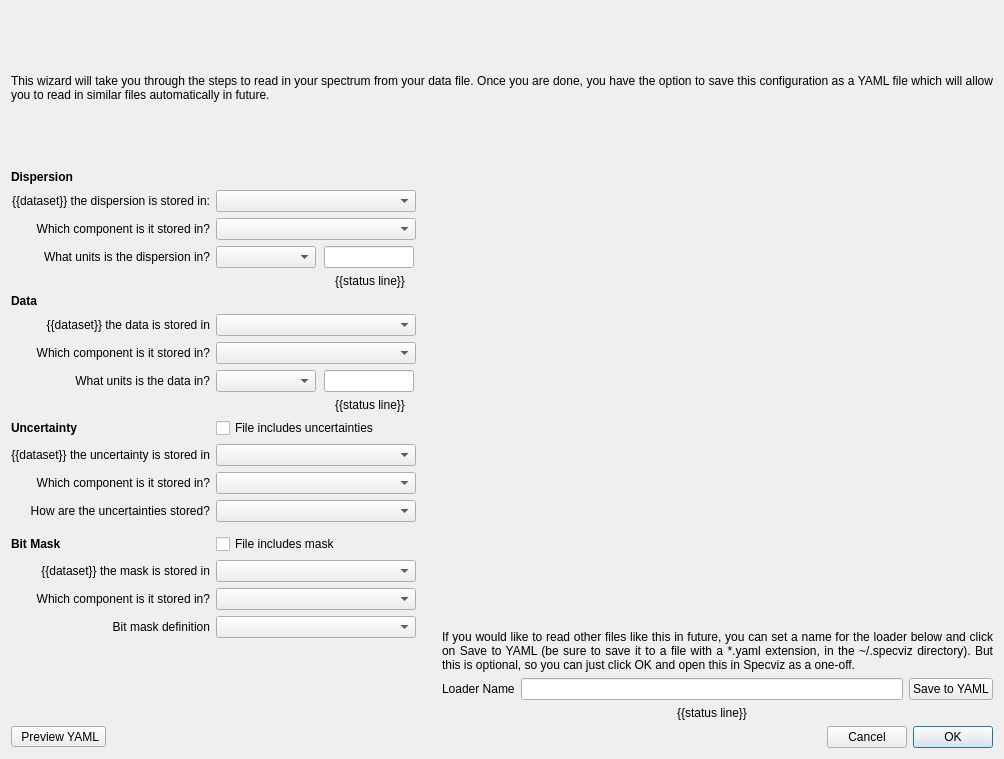
This is specviz/plugins/loader_wizard/loader_wizard.ui in spacetelescope/specviz as Qt 5 draws it before an edit. The edited form follows.
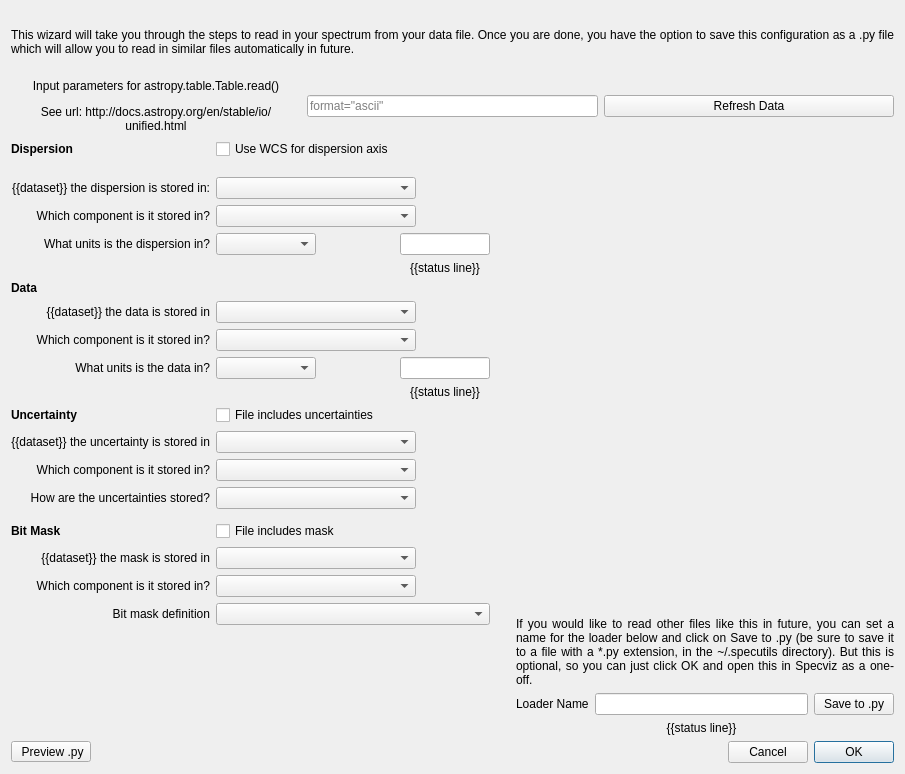
This is the edited form.

Commit message: Loader refactor, no longer using yaml file, using table.read for all files.

```diff
--- a/specviz/plugins/loader_wizard/loader_wizard.ui
+++ b/specviz/plugins/loader_wizard/loader_wizard.ui
@@ -6,8 +6,8 @@
    <rect>
     <x>0</x>
     <y>0</y>
-    <width>1004</width>
-    <height>759</height>
+    <width>905</width>
+    <height>774</height>
    </rect>
   </property>
   <property name="windowTitle">
@@ -23,7 +23,7 @@
       </sizepolicy>
      </property>
      <property name="text">
-      <string>This wizard will take you through the steps to read in your spectrum from your data file. Once you are done, you have the option to save this configuration as a YAML file which will allow you to read in similar files automatically in future.</string>
+      <string>&lt;html&gt;&lt;head/&gt;&lt;body&gt;&lt;p&gt;This wizard will take you through the steps to read in your spectrum from your data file. Once you are done, you have the option to save this configuration as a .py file which will allow you to read in similar files automatically in future.&lt;/p&gt;&lt;/body&gt;&lt;/html&gt;</string>
      </property>
      <property name="alignment">
       <set>Qt::AlignJustify|Qt::AlignVCenter</set>
@@ -33,12 +33,168 @@
      </property>
     </widget>
    </item>
+   <item>
+    <layout class="QVBoxLayout" name="verticalLayout_3">
+     <item>
+      <layout class="QHBoxLayout" name="horizontalLayout_6">
+       <item>
+        <widget class="QLabel" name="label_7">
+         <property name="text">
+          <string>&lt;html&gt;&lt;head/&gt;&lt;body&gt;&lt;p&gt;Input parameters for astropy.table.Table.read()&lt;/p&gt;&lt;p&gt;See url: http://docs.astropy.org/en/stable/io/unified.html&lt;/p&gt;&lt;/body&gt;&lt;/html&gt;</string>
+         </property>
+         <property name="alignment">
+          <set>Qt::AlignCenter</set>
+         </property>
+         <property name="wordWrap">
+          <bool>true</bool>
+         </property>
+        </widget>
+       </item>
+       <item>
+        <widget class="QLineEdit" name="line_table_read">
+         <property name="sizePolicy">
+          <sizepolicy hsizetype="Preferred" vsizetype="Fixed">
+           <horstretch>0</horstretch>
+           <verstretch>0</verstretch>
+          </sizepolicy>
+         </property>
+         <property name="maximumSize">
+          <size>
+           <width>16777215</width>
+           <height>16777215</height>
+          </size>
+         </property>
+         <property name="toolTip">
+          <string>&lt;html&gt;&lt;head/&gt;&lt;body&gt;&lt;p&gt;Please provide all desired input parameters following the filename for Table.read().  This can include any keyword or parameters accepted by Table.read(), for example: format=‘ascii’, delimiter=‘-’.&lt;/p&gt;&lt;/body&gt;&lt;/html&gt;</string>
+         </property>
+         <property name="placeholderText">
+          <string>format=&quot;ascii&quot;</string>
+         </property>
+        </widget>
+       </item>
+       <item>
+        <widget class="QPushButton" name="button_refresh_data">
+         <property name="text">
+          <string>Refresh Data</string>
+         </property>
+        </widget>
+       </item>
+      </layout>
+     </item>
+    </layout>
+   </item>
    <item>
     <layout class="QHBoxLayout" name="horizontalLayout_4">
      <item>
       <layout class="QGridLayout" name="gridLayout">
-       <item row="0" column="0">
-        <widget class="QLabel" name="label_2">
+       <item row="9" column="1" colspan="2">
+        <widget class="QComboBox" name="combo_data_component">
+         <property name="sizePolicy">
+          <sizepolicy hsizetype="Fixed" vsizetype="Fixed">
+           <horstretch>0</horstretch>
+           <verstretch>0</verstretch>
+          </sizepolicy>
+         </property>
+         <property name="minimumSize">
+          <size>
+           <width>200</width>
+           <height>0</height>
+          </size>
+         </property>
+         <property name="sizeAdjustPolicy">
+          <enum>QComboBox::AdjustToMinimumContentsLength</enum>
+         </property>
+        </widget>
+       </item>
+       <item row="19" column="1" colspan="2">
+        <widget class="QComboBox" name="combo_mask_component">
+         <property name="sizePolicy">
+          <sizepolicy hsizetype="Fixed" vsizetype="Fixed">
+           <horstretch>0</horstretch>
+           <verstretch>0</verstretch>
+          </sizepolicy>
+         </property>
+         <property name="minimumSize">
+          <size>
+           <width>200</width>
+           <height>0</height>
+          </size>
+         </property>
+         <property name="sizeAdjustPolicy">
+          <enum>QComboBox::AdjustToMinimumContentsLength</enum>
+         </property>
+        </widget>
+       </item>
+       <item row="19" column="4" rowspan="3" colspan="3">
+        <widget class="QLabel" name="label_6">
+         <property name="text">
+          <string>&lt;html&gt;&lt;head/&gt;&lt;body&gt;&lt;p&gt;If you would like to read other files like this in future, you can set a name for the loader below and click on Save to .py (be sure to save it to a file with a *.py extension, in the ~/.specutils directory). But this is optional, so you can just click OK and open this in Specviz as a one-off.&lt;/p&gt;&lt;/body&gt;&lt;/html&gt;</string>
+         </property>
+         <property name="alignment">
+          <set>Qt::AlignBottom|Qt::AlignJustify</set>
+         </property>
+         <property name="wordWrap">
+          <bool>true</bool>
+         </property>
+        </widget>
+       </item>
+       <item row="18" column="0">
+        <widget class="QLabel" name="label_mask_dataset">
+         <property name="text">
+          <string>{{dataset}} the mask is stored in</string>
+         </property>
+         <property name="alignment">
+          <set>Qt::AlignRight|Qt::AlignTrailing|Qt::AlignVCenter</set>
+         </property>
+        </widget>
+       </item>
+       <item row="20" column="1" colspan="2">
+        <widget class="QComboBox" name="combo_bit_mask_definition"/>
+       </item>
+       <item row="15" column="1" colspan="2">
+        <widget class="QComboBox" name="combo_uncertainty_type">
+         <property name="sizePolicy">
+          <sizepolicy hsizetype="Fixed" vsizetype="Fixed">
+           <horstretch>0</horstretch>
+           <verstretch>0</verstretch>
+          </sizepolicy>
+         </property>
+         <property name="minimumSize">
+          <size>
+           <width>200</width>
+           <height>0</height>
+          </size>
+         </property>
+         <property name="sizeAdjustPolicy">
+          <enum>QComboBox::AdjustToMinimumContentsLength</enum>
+         </property>
+        </widget>
+       </item>
+       <item row="11" column="2">
+        <widget class="QLabel" name="label_data_status">
+         <property name="text">
+          <string>{{status line}}</string>
+         </property>
+         <property name="alignment">
+          <set>Qt::AlignCenter</set>
+         </property>
+        </widget>
+       </item>
+       <item row="22" column="6">
+        <widget class="QPushButton" name="button_save_yaml">
+         <property name="sizePolicy">
+          <sizepolicy hsizetype="Minimum" vsizetype="Fixed">
+           <horstretch>0</horstretch>
+           <verstretch>0</verstretch>
+          </sizepolicy>
+         </property>
+         <property name="text">
+          <string>Save to .py</string>
+         </property>
+        </widget>
+       </item>
+       <item row="12" column="0">
+        <widget class="QLabel" name="label_4">
          <property name="font">
           <font>
            <weight>75</weight>
@@ -46,26 +202,75 @@
           </font>
          </property>
          <property name="text">
-          <string>Dispersion</string>
+          <string>Uncertainty</string>
          </property>
         </widget>
        </item>
-       <item row="0" column="4" rowspan="17" colspan="3">
-        <layout class="QVBoxLayout" name="layout_preview"/>
+       <item row="8" column="0">
+        <widget class="QLabel" name="label_data_dataset">
+         <property name="text">
+          <string>{{dataset}} the data is stored in</string>
+         </property>
+         <property name="alignment">
+          <set>Qt::AlignRight|Qt::AlignTrailing|Qt::AlignVCenter</set>
+         </property>
+        </widget>
        </item>
-       <item row="1" column="0">
-        <widget class="QLabel" name="label_dispersion_dataset">
+       <item row="19" column="0">
+        <widget class="QLabel" name="label_uncertainty_component">
          <property name="text">
-          <string>{{dataset}} the dispersion is stored in:</string>
+          <string>Which component is it stored in?</string>
          </property>
          <property name="alignment">
           <set>Qt::AlignRight|Qt::AlignTrailing|Qt::AlignVCenter</set>
          </property>
         </widget>
        </item>
-       <item row="1" column="1" colspan="2">
-        <widget class="QComboBox" name="combo_dispersion_dataset">
+       <item row="23" column="5">
+        <widget class="QLabel" name="label_loader_name_status">
          <property name="sizePolicy">
+          <sizepolicy hsizetype="Preferred" vsizetype="Fixed">
+           <horstretch>0</horstretch>
+           <verstretch>0</verstretch>
+          </sizepolicy>
+         </property>
+         <property name="styleSheet">
+          <string notr="true"/>
+         </property>
+         <property name="text">
+          <string>{{status line}}</string>
+         </property>
+         <property name="alignment">
+          <set>Qt::AlignCenter</set>
+         </property>
+        </widget>
+       </item>
+       <item row="6" column="2">
+        <widget class="QLabel" name="label_dispersion_status">
+         <property name="text">
+          <string>{{status line}}</string>
+         </property>
+         <property name="alignment">
+          <set>Qt::AlignCenter</set>
+         </property>
+        </widget>
+       </item>
+       <item row="22" column="4">
+        <widget class="QLabel" name="label_5">
+         <property name="sizePolicy">
+          <sizepolicy hsizetype="Preferred" vsizetype="Expanding">
+           <horstretch>0</horstretch>
+           <verstretch>0</verstretch>
+          </sizepolicy>
+         </property>
+         <property name="text">
+          <string>Loader Name</string>
+         </property>
+        </widget>
+       </item>
+       <item row="10" column="1">
+        <widget class="QComboBox" name="combo_data_units">
+         <property name="sizePolicy">
           <sizepolicy hsizetype="Fixed" vsizetype="Fixed">
            <horstretch>0</horstretch>
            <verstretch>0</verstretch>
@@ -73,7 +278,7 @@
          </property>
          <property name="minimumSize">
           <size>
-           <width>200</width>
+           <width>100</width>
            <height>0</height>
           </size>
          </property>
@@ -82,7 +287,20 @@
          </property>
         </widget>
        </item>
-       <item row="2" column="0">
+       <item row="7" column="0">
+        <widget class="QLabel" name="label_3">
+         <property name="font">
+          <font>
+           <weight>75</weight>
+           <bold>true</bold>
+          </font>
+         </property>
+         <property name="text">
+          <string>Data</string>
+         </property>
+        </widget>
+       </item>
+       <item row="4" column="0">
         <widget class="QLabel" name="label_dispersion_component">
          <property name="text">
           <string>Which component is it stored in?</string>
@@ -92,8 +310,38 @@
          </property>
         </widget>
        </item>
-       <item row="2" column="1" colspan="2">
-        <widget class="QComboBox" name="combo_dispersion_component">
+       <item row="9" column="0">
+        <widget class="QLabel" name="label_data_component">
+         <property name="text">
+          <string>Which component is it stored in?</string>
+         </property>
+         <property name="alignment">
+          <set>Qt::AlignRight|Qt::AlignTrailing|Qt::AlignVCenter</set>
+         </property>
+        </widget>
+       </item>
+       <item row="10" column="0">
+        <widget class="QLabel" name="label_data_units">
+         <property name="text">
+          <string>What units is the data in?</string>
+         </property>
+         <property name="alignment">
+          <set>Qt::AlignRight|Qt::AlignTrailing|Qt::AlignVCenter</set>
+         </property>
+        </widget>
+       </item>
+       <item row="13" column="0">
+        <widget class="QLabel" name="label_uncertainty_dataset">
+         <property name="text">
+          <string>{{dataset}} the uncertainty is stored in</string>
+         </property>
+         <property name="alignment">
+          <set>Qt::AlignRight|Qt::AlignTrailing|Qt::AlignVCenter</set>
+         </property>
+        </widget>
+       </item>
+       <item row="18" column="1" colspan="2">
+        <widget class="QComboBox" name="combo_mask_dataset">
          <property name="sizePolicy">
           <sizepolicy hsizetype="Fixed" vsizetype="Fixed">
            <horstretch>0</horstretch>
@@ -111,7 +359,61 @@
          </property>
         </widget>
        </item>
-       <item row="3" column="0">
+       <item row="5" column="2">
+        <widget class="QLineEdit" name="value_dispersion_units">
+         <property name="sizePolicy">
+          <sizepolicy hsizetype="Fixed" vsizetype="Fixed">
+           <horstretch>0</horstretch>
+           <verstretch>0</verstretch>
+          </sizepolicy>
+         </property>
+         <property name="minimumSize">
+          <size>
+           <width>90</width>
+           <height>0</height>
+          </size>
+         </property>
+         <property name="maximumSize">
+          <size>
+           <width>90</width>
+           <height>16777215</height>
+          </size>
+         </property>
+         <property name="placeholderText">
+          <string/>
+         </property>
+        </widget>
+       </item>
+       <item row="14" column="1" colspan="2">
+        <widget class="QComboBox" name="combo_uncertainty_component">
+         <property name="sizePolicy">
+          <sizepolicy hsizetype="Fixed" vsizetype="Fixed">
+           <horstretch>0</horstretch>
+           <verstretch>0</verstretch>
+          </sizepolicy>
+         </property>
+         <property name="minimumSize">
+          <size>
+           <width>200</width>
+           <height>0</height>
+          </size>
+         </property>
+         <property name="sizeAdjustPolicy">
+          <enum>QComboBox::AdjustToMinimumContentsLength</enum>
+         </property>
+        </widget>
+       </item>
+       <item row="22" column="5">
+        <widget class="QLineEdit" name="loader_name">
+         <property name="sizePolicy">
+          <sizepolicy hsizetype="Expanding" vsizetype="Expanding">
+           <horstretch>0</horstretch>
+           <verstretch>0</verstretch>
+          </sizepolicy>
+         </property>
+        </widget>
+       </item>
+       <item row="5" column="0">
         <widget class="QLabel" name="label_dispersion_units">
          <property name="text">
           <string>What units is the dispersion in?</string>
@@ -121,51 +423,14 @@
          </property>
         </widget>
        </item>
-       <item row="3" column="1">
-        <widget class="QComboBox" name="combo_dispersion_units">
-         <property name="sizePolicy">
-          <sizepolicy hsizetype="Fixed" vsizetype="Fixed">
-           <horstretch>0</horstretch>
-           <verstretch>0</verstretch>
-          </sizepolicy>
+       <item row="17" column="1" colspan="2">
+        <widget class="QCheckBox" name="bool_mask">
+         <property name="text">
+          <string>File includes mask</string>
          </property>
-         <property name="minimumSize">
-          <size>
-           <width>100</width>
-           <height>0</height>
-          </size>
-         </property>
-         <property name="sizeAdjustPolicy">
-          <enum>QComboBox::AdjustToMinimumContentsLength</enum>
-         </property>
         </widget>
        </item>
-       <item row="3" column="2">
-        <widget class="QLineEdit" name="value_dispersion_units">
-         <property name="sizePolicy">
-          <sizepolicy hsizetype="Fixed" vsizetype="Fixed">
-           <horstretch>0</horstretch>
-           <verstretch>0</verstretch>
-          </sizepolicy>
-         </property>
-         <property name="minimumSize">
-          <size>
-           <width>90</width>
-           <height>0</height>
-          </size>
-         </property>
-         <property name="maximumSize">
-          <size>
-           <width>90</width>
-           <height>16777215</height>
-          </size>
-         </property>
-         <property name="placeholderText">
-          <string/>
-         </property>
-        </widget>
-       </item>
-       <item row="3" column="3">
+       <item row="5" column="3">
         <spacer name="horizontalSpacer_2">
          <property name="orientation">
           <enum>Qt::Horizontal</enum>
@@ -181,183 +446,25 @@
          </property>
         </spacer>
        </item>
-       <item row="4" column="2">
-        <widget class="QLabel" name="label_dispersion_status">
+       <item row="3" column="0">
+        <widget class="QLabel" name="label_dispersion_dataset">
          <property name="text">
-          <string>{{status line}}</string>
+          <string>{{dataset}} the dispersion is stored in:</string>
          </property>
          <property name="alignment">
-          <set>Qt::AlignCenter</set>
-         </property>
-        </widget>
-       </item>
-       <item row="5" column="0">
-        <widget class="QLabel" name="label_3">
-         <property name="font">
-          <font>
-           <weight>75</weight>
-           <bold>true</bold>
-          </font>
-         </property>
-         <property name="text">
-          <string>Data</string>
-         </property>
-        </widget>
-       </item>
-       <item row="6" column="0">
-        <widget class="QLabel" name="label_data_dataset">
-         <property name="text">
-          <string>{{dataset}} the data is stored in</string>
-         </property>
-         <property name="alignment">
           <set>Qt::AlignRight|Qt::AlignTrailing|Qt::AlignVCenter</set>
          </property>
         </widget>
        </item>
-       <item row="6" column="1" colspan="2">
-        <widget class="QComboBox" name="combo_data_dataset">
-         <property name="sizePolicy">
-          <sizepolicy hsizetype="Fixed" vsizetype="Fixed">
-           <horstretch>0</horstretch>
-           <verstretch>0</verstretch>
-          </sizepolicy>
-         </property>
-         <property name="minimumSize">
-          <size>
-           <width>200</width>
-           <height>0</height>
-          </size>
-         </property>
-         <property name="sizeAdjustPolicy">
-          <enum>QComboBox::AdjustToMinimumContentsLength</enum>
-         </property>
-        </widget>
-       </item>
-       <item row="7" column="0">
-        <widget class="QLabel" name="label_data_component">
-         <property name="text">
-          <string>Which component is it stored in?</string>
-         </property>
-         <property name="alignment">
-          <set>Qt::AlignRight|Qt::AlignTrailing|Qt::AlignVCenter</set>
-         </property>
-        </widget>
-       </item>
-       <item row="7" column="1" colspan="2">
-        <widget class="QComboBox" name="combo_data_component">
-         <property name="sizePolicy">
-          <sizepolicy hsizetype="Fixed" vsizetype="Fixed">
-           <horstretch>0</horstretch>
-           <verstretch>0</verstretch>
-          </sizepolicy>
-         </property>
-         <property name="minimumSize">
-          <size>
-           <width>200</width>
-           <height>0</height>
-          </size>
-         </property>
-         <property name="sizeAdjustPolicy">
-          <enum>QComboBox::AdjustToMinimumContentsLength</enum>
-         </property>
-        </widget>
-       </item>
-       <item row="8" column="0">
-        <widget class="QLabel" name="label_data_units">
-         <property name="text">
-          <string>What units is the data in?</string>
-         </property>
-         <property name="alignment">
-          <set>Qt::AlignRight|Qt::AlignTrailing|Qt::AlignVCenter</set>
-         </property>
-        </widget>
-       </item>
-       <item row="8" column="1">
-        <widget class="QComboBox" name="combo_data_units">
-         <property name="sizePolicy">
-          <sizepolicy hsizetype="Fixed" vsizetype="Fixed">
-           <horstretch>0</horstretch>
-           <verstretch>0</verstretch>
-          </sizepolicy>
-         </property>
-         <property name="minimumSize">
-          <size>
-           <width>100</width>
-           <height>0</height>
-          </size>
-         </property>
-         <property name="sizeAdjustPolicy">
-          <enum>QComboBox::AdjustToMinimumContentsLength</enum>
-         </property>
-        </widget>
-       </item>
-       <item row="8" column="2">
-        <widget class="QLineEdit" name="value_data_units">
-         <property name="sizePolicy">
-          <sizepolicy hsizetype="Fixed" vsizetype="Fixed">
-           <horstretch>0</horstretch>
-           <verstretch>0</verstretch>
-          </sizepolicy>
-         </property>
-         <property name="minimumSize">
-          <size>
-           <width>90</width>
-           <height>0</height>
-          </size>
-         </property>
-         <property name="maximumSize">
-          <size>
-           <width>90</width>
-           <height>16777215</height>
-          </size>
-         </property>
-         <property name="placeholderText">
-          <string/>
-         </property>
-        </widget>
-       </item>
-       <item row="9" column="2">
-        <widget class="QLabel" name="label_data_status">
-         <property name="text">
-          <string>{{status line}}</string>
-         </property>
-         <property name="alignment">
-          <set>Qt::AlignCenter</set>
-         </property>
-        </widget>
-       </item>
-       <item row="10" column="0">
-        <widget class="QLabel" name="label_4">
-         <property name="font">
-          <font>
-           <weight>75</weight>
-           <bold>true</bold>
-          </font>
-         </property>
-         <property name="text">
-          <string>Uncertainty</string>
-         </property>
-        </widget>
-       </item>
-       <item row="10" column="1" colspan="2">
+       <item row="12" column="1" colspan="2">
         <widget class="QCheckBox" name="bool_uncertainties">
          <property name="text">
           <string>File includes uncertainties</string>
          </property>
         </widget>
        </item>
-       <item row="11" column="0">
-        <widget class="QLabel" name="label_uncertainty_dataset">
-         <property name="text">
-          <string>{{dataset}} the uncertainty is stored in</string>
-         </property>
-         <property name="alignment">
-          <set>Qt::AlignRight|Qt::AlignTrailing|Qt::AlignVCenter</set>
-         </property>
-        </widget>
-       </item>
-       <item row="11" column="1" colspan="2">
-        <widget class="QComboBox" name="combo_uncertainty_dataset">
+       <item row="8" column="1" colspan="2">
+        <widget class="QComboBox" name="combo_data_dataset">
          <property name="sizePolicy">
           <sizepolicy hsizetype="Fixed" vsizetype="Fixed">
            <horstretch>0</horstretch>
@@ -375,36 +482,7 @@
          </property>
         </widget>
        </item>
-       <item row="12" column="0">
-        <widget class="QLabel" name="label_uncertainty_component">
-         <property name="text">
-          <string>Which component is it stored in?</string>
-         </property>
-         <property name="alignment">
-          <set>Qt::AlignRight|Qt::AlignTrailing|Qt::AlignVCenter</set>
-         </property>
-        </widget>
-       </item>
-       <item row="12" column="1" colspan="2">
-        <widget class="QComboBox" name="combo_uncertainty_component">
-         <property name="sizePolicy">
-          <sizepolicy hsizetype="Fixed" vsizetype="Fixed">
-           <horstretch>0</horstretch>
-           <verstretch>0</verstretch>
-          </sizepolicy>
-         </property>
-         <property name="minimumSize">
-          <size>
-           <width>200</width>
-           <height>0</height>
-          </size>
-         </property>
-         <property name="sizeAdjustPolicy">
-          <enum>QComboBox::AdjustToMinimumContentsLength</enum>
-         </property>
-        </widget>
-       </item>
-       <item row="13" column="0">
+       <item row="15" column="0">
         <widget class="QLabel" name="label_uncertainty_type">
          <property name="text">
           <string>How are the uncertainties stored?</string>
@@ -414,75 +492,7 @@
          </property>
         </widget>
        </item>
-       <item row="13" column="1" colspan="2">
-        <widget class="QComboBox" name="combo_uncertainty_type">
-         <property name="sizePolicy">
-          <sizepolicy hsizetype="Fixed" vsizetype="Fixed">
-           <horstretch>0</horstretch>
-           <verstretch>0</verstretch>
-          </sizepolicy>
-         </property>
-         <property name="minimumSize">
-          <size>
-           <width>200</width>
-           <height>0</height>
-          </size>
-         </property>
-         <property name="sizeAdjustPolicy">
-          <enum>QComboBox::AdjustToMinimumContentsLength</enum>
-         </property>
-        </widget>
-       </item>
-       <item row="15" column="0">
-        <widget class="QLabel" name="label_4">
-         <property name="font">
-          <font>
-           <weight>75</weight>
-           <bold>true</bold>
-          </font>
-         </property>
-         <property name="text">
-          <string>Bit Mask</string>
-         </property>
-        </widget>
-       </item>
-       <item row="15" column="1" colspan="2">
-        <widget class="QCheckBox" name="bool_mask">
-         <property name="text">
-          <string>File includes mask</string>
-         </property>
-        </widget>
-       </item>
-       <item row="16" column="0">
-        <widget class="QLabel" name="label_mask_dataset">
-         <property name="text">
-          <string>{{dataset}} the mask is stored in</string>
-         </property>
-         <property name="alignment">
-          <set>Qt::AlignRight|Qt::AlignTrailing|Qt::AlignVCenter</set>
-         </property>
-        </widget>
-       </item>
-       <item row="16" column="1" colspan="2">
-        <widget class="QComboBox" name="combo_mask_dataset">
-         <property name="sizePolicy">
-          <sizepolicy hsizetype="Fixed" vsizetype="Fixed">
-           <horstretch>0</horstretch>
-           <verstretch>0</verstretch>
-          </sizepolicy>
-         </property>
-         <property name="minimumSize">
-          <size>
-           <width>200</width>
-           <height>0</height>
-          </size>
-         </property>
-         <property name="sizeAdjustPolicy">
-          <enum>QComboBox::AdjustToMinimumContentsLength</enum>
-         </property>
-        </widget>
-       </item>
-       <item row="17" column="0">
+       <item row="14" column="0">
         <widget class="QLabel" name="label_uncertainty_component">
          <property name="text">
           <string>Which component is it stored in?</string>
@@ -492,8 +502,8 @@
          </property>
         </widget>
        </item>
-       <item row="17" column="1" colspan="2">
-        <widget class="QComboBox" name="combo_mask_component">
+       <item row="5" column="1">
+        <widget class="QComboBox" name="combo_dispersion_units">
          <property name="sizePolicy">
           <sizepolicy hsizetype="Fixed" vsizetype="Fixed">
            <horstretch>0</horstretch>
@@ -502,7 +512,7 @@
          </property>
          <property name="minimumSize">
           <size>
-           <width>200</width>
+           <width>100</width>
            <height>0</height>
           </size>
          </property>
@@ -511,75 +521,10 @@
          </property>
         </widget>
        </item>
-       <item row="17" column="4" rowspan="3" colspan="3">
-        <widget class="QLabel" name="label_6">
-         <property name="text">
-          <string>If you would like to read other files like this in future, you can set a name for the loader below and click on Save to YAML (be sure to save it to a file with a *.yaml extension, in the ~/.specviz directory). But this is optional, so you can just click OK and open this in Specviz as a one-off.</string>
-         </property>
-         <property name="alignment">
-          <set>Qt::AlignBottom|Qt::AlignJustify</set>
-         </property>
-         <property name="wordWrap">
-          <bool>true</bool>
-         </property>
-        </widget>
+       <item row="0" column="4" rowspan="19" colspan="3">
+        <layout class="QVBoxLayout" name="layout_preview"/>
        </item>
-       <item row="20" column="4">
-        <widget class="QLabel" name="label_5">
-         <property name="sizePolicy">
-          <sizepolicy hsizetype="Preferred" vsizetype="Expanding">
-           <horstretch>0</horstretch>
-           <verstretch>0</verstretch>
-          </sizepolicy>
-         </property>
-         <property name="text">
-          <string>Loader Name</string>
-         </property>
-        </widget>
-       </item>
-       <item row="20" column="5">
-        <widget class="QLineEdit" name="loader_name">
-         <property name="sizePolicy">
-          <sizepolicy hsizetype="Expanding" vsizetype="Expanding">
-           <horstretch>0</horstretch>
-           <verstretch>0</verstretch>
-          </sizepolicy>
-         </property>
-        </widget>
-       </item>
-       <item row="20" column="6">
-        <widget class="QPushButton" name="button_save_yaml">
-         <property name="sizePolicy">
-          <sizepolicy hsizetype="Minimum" vsizetype="Fixed">
-           <horstretch>0</horstretch>
-           <verstretch>0</verstretch>
-          </sizepolicy>
-         </property>
-         <property name="text">
-          <string>Save to YAML</string>
-         </property>
-        </widget>
-       </item>
-       <item row="21" column="5">
-        <widget class="QLabel" name="label_loader_name_status">
-         <property name="sizePolicy">
-          <sizepolicy hsizetype="Preferred" vsizetype="Fixed">
-           <horstretch>0</horstretch>
-           <verstretch>0</verstretch>
-          </sizepolicy>
-         </property>
-         <property name="styleSheet">
-          <string notr="true"/>
-         </property>
-         <property name="text">
-          <string>{{status line}}</string>
-         </property>
-         <property name="alignment">
-          <set>Qt::AlignCenter</set>
-         </property>
-        </widget>
-       </item>
-       <item row="18" column="0">
+       <item row="20" column="0">
         <widget class="QLabel" name="label_data_dataset">
          <property name="font">
           <font>
@@ -595,8 +540,126 @@
          </property>
         </widget>
        </item>
-       <item row="18" column="1" colspan="2">
-        <widget class="QComboBox" name="combo_bit_mask_definition"/>
+       <item row="13" column="1" colspan="2">
+        <widget class="QComboBox" name="combo_uncertainty_dataset">
+         <property name="sizePolicy">
+          <sizepolicy hsizetype="Fixed" vsizetype="Fixed">
+           <horstretch>0</horstretch>
+           <verstretch>0</verstretch>
+          </sizepolicy>
+         </property>
+         <property name="minimumSize">
+          <size>
+           <width>200</width>
+           <height>0</height>
+          </size>
+         </property>
+         <property name="sizeAdjustPolicy">
+          <enum>QComboBox::AdjustToMinimumContentsLength</enum>
+         </property>
+        </widget>
+       </item>
+       <item row="0" column="0">
+        <widget class="QLabel" name="label_2">
+         <property name="font">
+          <font>
+           <weight>75</weight>
+           <bold>true</bold>
+          </font>
+         </property>
+         <property name="text">
+          <string>Dispersion</string>
+         </property>
+        </widget>
+       </item>
+       <item row="17" column="0">
+        <widget class="QLabel" name="label_4">
+         <property name="font">
+          <font>
+           <weight>75</weight>
+           <bold>true</bold>
+          </font>
+         </property>
+         <property name="text">
+          <string>Bit Mask</string>
+         </property>
+        </widget>
+       </item>
+       <item row="10" column="2">
+        <widget class="QLineEdit" name="value_data_units">
+         <property name="sizePolicy">
+          <sizepolicy hsizetype="Fixed" vsizetype="Fixed">
+           <horstretch>0</horstretch>
+           <verstretch>0</verstretch>
+          </sizepolicy>
+         </property>
+         <property name="minimumSize">
+          <size>
+           <width>90</width>
+           <height>0</height>
+          </size>
+         </property>
+         <property name="maximumSize">
+          <size>
+           <width>90</width>
+           <height>16777215</height>
+          </size>
+         </property>
+         <property name="placeholderText">
+          <string/>
+         </property>
+        </widget>
+       </item>
+       <item row="4" column="1" colspan="2">
+        <widget class="QComboBox" name="combo_dispersion_component">
+         <property name="sizePolicy">
+          <sizepolicy hsizetype="Fixed" vsizetype="Fixed">
+           <horstretch>0</horstretch>
+           <verstretch>0</verstretch>
+          </sizepolicy>
+         </property>
+         <property name="minimumSize">
+          <size>
+           <width>200</width>
+           <height>0</height>
+          </size>
+         </property>
+         <property name="sizeAdjustPolicy">
+          <enum>QComboBox::AdjustToMinimumContentsLength</enum>
+         </property>
+        </widget>
+       </item>
+       <item row="3" column="1" colspan="2">
+        <widget class="QComboBox" name="combo_dispersion_dataset">
+         <property name="sizePolicy">
+          <sizepolicy hsizetype="Fixed" vsizetype="Fixed">
+           <horstretch>0</horstretch>
+           <verstretch>0</verstretch>
+          </sizepolicy>
+         </property>
+         <property name="minimumSize">
+          <size>
+           <width>200</width>
+           <height>0</height>
+          </size>
+         </property>
+         <property name="sizeAdjustPolicy">
+          <enum>QComboBox::AdjustToMinimumContentsLength</enum>
+         </property>
+        </widget>
+       </item>
+       <item row="0" column="1">
+        <widget class="QCheckBox" name="wcs_check_box">
+         <property name="sizePolicy">
+          <sizepolicy hsizetype="Minimum" vsizetype="Fixed">
+           <horstretch>0</horstretch>
+           <verstretch>0</verstretch>
+          </sizepolicy>
+         </property>
+         <property name="text">
+          <string>Use WCS for dispersion axis</string>
+         </property>
+        </widget>
        </item>
       </layout>
      </item>
@@ -607,7 +670,7 @@
      <item>
       <widget class="QToolButton" name="button_yaml">
        <property name="text">
-        <string> Preview YAML</string>
+        <string> Preview .py</string>
        </property>
        <property name="checkable">
         <bool>false</bool>
```
The commit also changes 13 other files.
